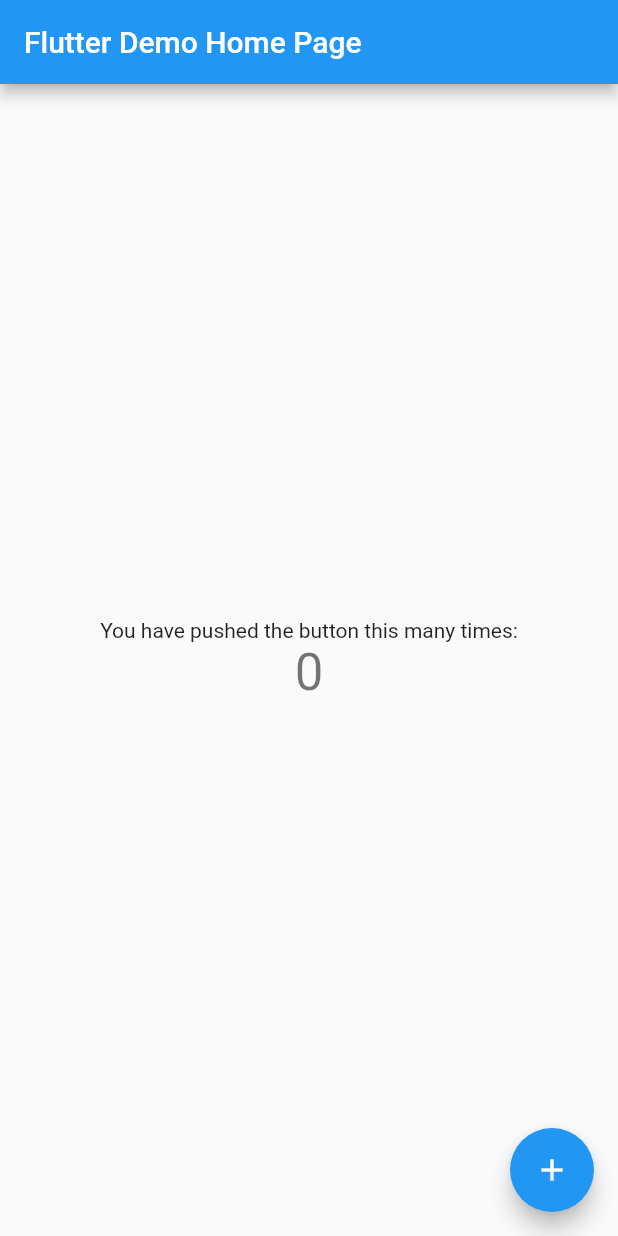
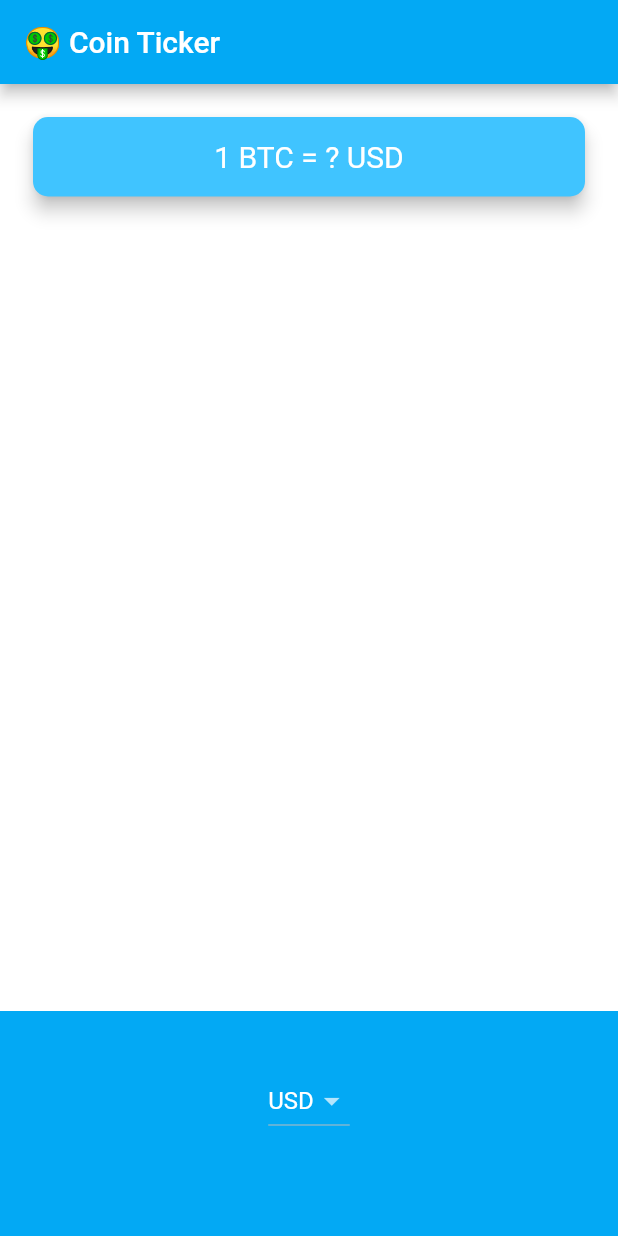
Before and after one commit to peterlazar1993/bitcoin_ticker, a Flutter app: the screen it shows after launch, on a phone screen of 412 x 824 dp. Run offline on Flutter 3.47's test engine with Material 2 defaults, Android fonts, the phone set to English and light mode, and no system bars.

Commit message:
merge starter project

```diff
--- a/lib/main.dart
+++ b/lib/main.dart
@@ -1,113 +1,17 @@
 import 'package:flutter/material.dart';
+import 'price_screen.dart';
 
-void main() {
-  runApp(MyApp());
-}
+void main() => runApp(MyApp());
 
 class MyApp extends StatelessWidget {
-  // This widget is the root of your application.
   @override
   Widget build(BuildContext context) {
     return MaterialApp(
-      title: 'Flutter Demo',
-      theme: ThemeData(
-        // This is the theme of your application.
-        //
-        // Try running your application with "flutter run". You'll see the
-        // application has a blue toolbar. Then, without quitting the app, try
-        // changing the primarySwatch below to Colors.green and then invoke
-        // "hot reload" (press "r" in the console where you ran "flutter run",
-        // or simply save your changes to "hot reload" in a Flutter IDE).
-        // Notice that the counter didn't reset back to zero; the application
-        // is not restarted.
-        primarySwatch: Colors.blue,
+      theme: ThemeData.dark().copyWith(
+        primaryColor: Colors.lightBlue,
+        scaffoldBackgroundColor: Colors.white,
       ),
-      home: MyHomePage(title: 'Flutter Demo Home Page'),
+      home: PriceScreen(),
     );
   }
 }
-
-class MyHomePage extends StatefulWidget {
-  MyHomePage({Key? key, this.title}) : super(key: key);
-
-  // This widget is the home page of your application. It is stateful, meaning
-  // that it has a State object (defined below) that contains fields that affect
-  // how it looks.
-
-  // This class is the configuration for the state. It holds the values (in this
-  // case the title) provided by the parent (in this case the App widget) and
-  // used by the build method of the State. Fields in a Widget subclass are
-  // always marked "final".
-
-  final String? title;
-
-  @override
-  _MyHomePageState createState() => _MyHomePageState();
-}
-
-class _MyHomePageState extends State<MyHomePage> {
-  int _counter = 0;
-
-  void _incrementCounter() {
-    setState(() {
-      // This call to setState tells the Flutter framework that something has
-      // changed in this State, which causes it to rerun the build method below
-      // so that the display can reflect the updated values. If we changed
-      // _counter without calling setState(), then the build method would not be
-      // called again, and so nothing would appear to happen.
-      _counter++;
-    });
-  }
-
-  @override
-  Widget build(BuildContext context) {
-    // This method is rerun every time setState is called, for instance as done
-    // by the _incrementCounter method above.
-    //
-    // The Flutter framework has been optimized to make rerunning build methods
-    // fast, so that you can just rebuild anything that needs updating rather
-    // than having to individually change instances of widgets.
-    return Scaffold(
-      appBar: AppBar(
-        // Here we take the value from the MyHomePage object that was created by
-        // the App.build method, and use it to set our appbar title.
-        title: Text(widget.title!),
-      ),
-      body: Center(
-        // Center is a layout widget. It takes a single child and positions it
-        // in the middle of the parent.
-        child: Column(
-          // Column is also a layout widget. It takes a list of children and
-          // arranges them vertically. By default, it sizes itself to fit its
-          // children horizontally, and tries to be as tall as its parent.
-          //
-          // Invoke "debug painting" (press "p" in the console, choose the
-          // "Toggle Debug Paint" action from the Flutter Inspector in Android
-          // Studio, or the "Toggle Debug Paint" command in Visual Studio Code)
-          // to see the wireframe for each widget.
-          //
-          // Column has various properties to control how it sizes itself and
-          // how it positions its children. Here we use mainAxisAlignment to
-          // center the children vertically; the main axis here is the vertical
-          // axis because Columns are vertical (the cross axis would be
-          // horizontal).
-          mainAxisAlignment: MainAxisAlignment.center,
-          children: <Widget>[
-            Text(
-              'You have pushed the button this many times:',
-            ),
-            Text(
-              '$_counter',
-              style: Theme.of(context).textTheme.headline4,
-            ),
-          ],
-        ),
-      ),
-      floatingActionButton: FloatingActionButton(
-        onPressed: _incrementCounter,
-        tooltip: 'Increment',
-        child: Icon(Icons.add),
-      ), // This trailing comma makes auto-formatting nicer for build methods.
-    );
-  }
-}
--- /dev/null
+++ b/lib/price_screen.dart
@@ -0,0 +1,80 @@
+import 'package:flutter/material.dart';
+
+class PriceScreen extends StatefulWidget {
+  @override
+  _PriceScreenState createState() => _PriceScreenState();
+}
+
+class _PriceScreenState extends State<PriceScreen> {
+  String selectedCurrency = 'USD';
+
+  @override
+  Widget build(BuildContext context) {
+    return Scaffold(
+      appBar: AppBar(
+        title: Text('🤑 Coin Ticker'),
+      ),
+      body: Column(
+        mainAxisAlignment: MainAxisAlignment.spaceBetween,
+        crossAxisAlignment: CrossAxisAlignment.stretch,
+        children: <Widget>[
+          Padding(
+            padding: EdgeInsets.fromLTRB(18.0, 18.0, 18.0, 0),
+            child: Card(
+              color: Colors.lightBlueAccent,
+              elevation: 5.0,
+              shape: RoundedRectangleBorder(
+                borderRadius: BorderRadius.circular(10.0),
+              ),
+              child: Padding(
+                padding: EdgeInsets.symmetric(vertical: 15.0, horizontal: 28.0),
+                child: Text(
+                  '1 BTC = ? USD',
+                  textAlign: TextAlign.center,
+                  style: TextStyle(
+                    fontSize: 20.0,
+                    color: Colors.white,
+                  ),
+                ),
+              ),
+            ),
+          ),
+          Container(
+            height: 150.0,
+            alignment: Alignment.center,
+            padding: EdgeInsets.only(bottom: 30.0),
+            color: Colors.lightBlue,
+            child: DropdownButton<String>(
+              items: [
+                DropdownMenuItem(
+                  child: Text(
+                    'USD',
+                  ),
+                  value: 'USD',
+                ),
+                DropdownMenuItem(
+                  child: Text(
+                    'EUR',
+                  ),
+                  value: 'EUR',
+                ),
+                DropdownMenuItem(
+                  child: Text(
+                    'INR',
+                  ),
+                  value: 'INR',
+                ),
+              ],
+              onChanged: (value) {
+                setState(() {
+                  selectedCurrency = value!;
+                });
+              },
+              value: selectedCurrency,
+            ),
+          ),
+        ],
+      ),
+    );
+  }
+}
```
Also changed, not shown: lib/coin_data.dart (added, +31 -0 lines), 53 other files.
